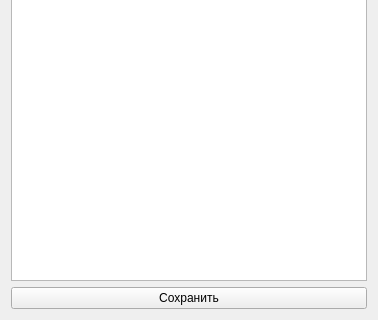
superkulpa/phx-cnc-ui, file phx-cnc-ui-mainform/src/CXIniFileList.ui: the form before one commit; both pictures show x 0 to 378 and y 166 to 486 of the 378 by 486 pixel window.
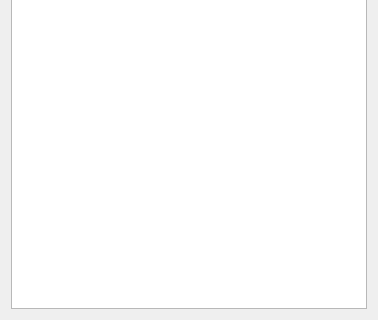
The form after the commit. Custom widgets are drawn as their Qt base class.

Commit message: - Добавлена загрузка последней используемой УП по старту программу. - Вывод результатов компиляции доработан до полноценного парсинга xml. - Убран дабл клик на плоте. - Запрещен вызов диалога "переехать" при отработке УП. - В уск/норм/замедл подсвечивается только текущий режим. - Добавлена виртуальная клавиатура: режим УП, Наладка, диалог "сохранить как". - Создан свой диалог "сохранить как". - Добавлен диалог Утилит в режим управление (кнопка F6).

Diff of the .ui file:
```diff
--- a/phx-cnc-ui-mainform/src/CXIniFileList.ui
+++ b/phx-cnc-ui-mainform/src/CXIniFileList.ui
@@ -17,23 +17,9 @@
    <item>
     <widget class="QListView" name="mIniFileView"/>
    </item>
-   <item>
-    <widget class="CXTouchButton" name="mSaveButton">
-     <property name="text">
-      <string>Сохранить</string>
-     </property>
-    </widget>
-   </item>
   </layout>
  </widget>
  <layoutdefault spacing="6" margin="11"/>
- <customwidgets>
-  <customwidget>
-   <class>CXTouchButton</class>
-   <extends>QPushButton</extends>
-   <header>cxtouchbutton.h</header>
-  </customwidget>
- </customwidgets>
  <resources/>
  <connections/>
 </ui>
```
The commit also changes 43 other files.
